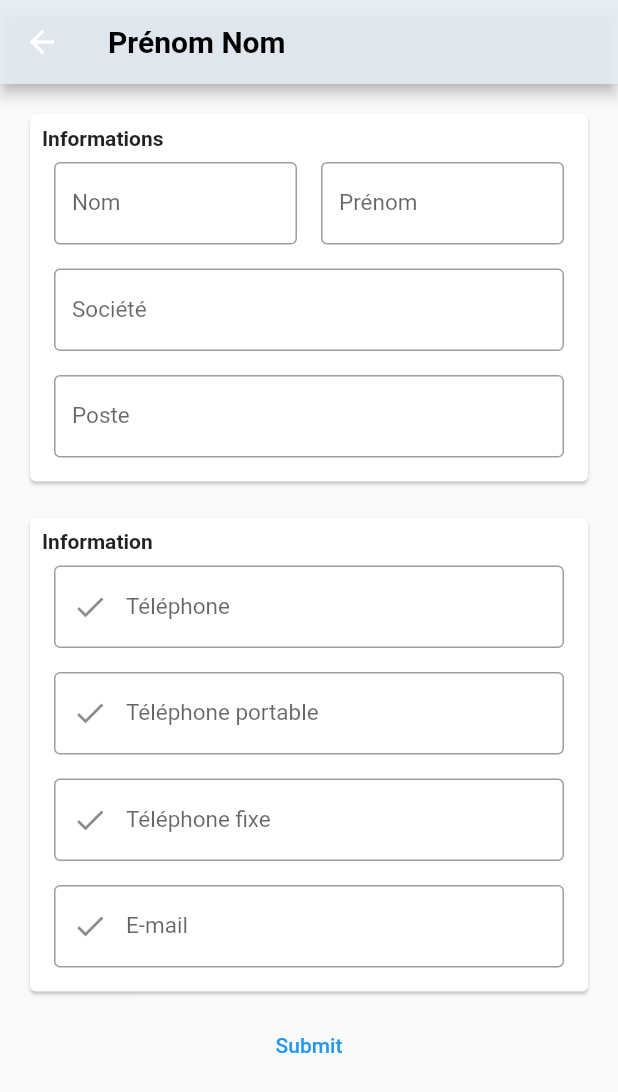
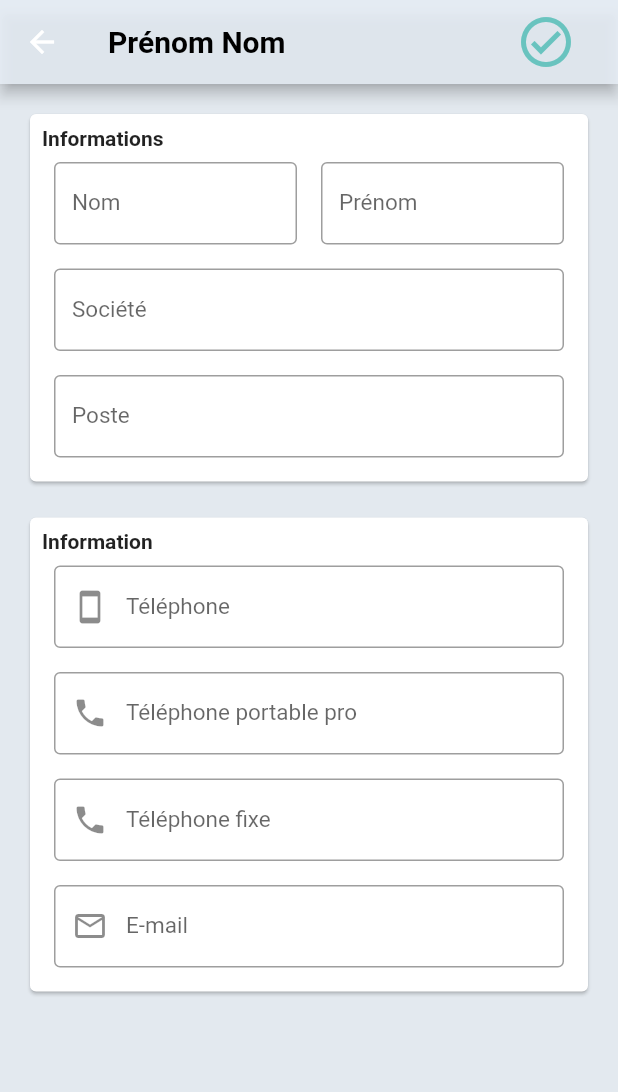
Before and after one commit to LoicMartinez/projet-anuaire-Futter, a Flutter app: the screen it shows after launch, after a tap on the "add" icon, on a phone screen of 412 x 824 dp. Shown: the top 1092 px of the screen. Run offline on Flutter 3.47's test engine with Material 2 defaults, Android fonts, the phone set to English and light mode, and no system bars; our stand-ins replace get.

Commit message:
factorization of textFormField

```diff
--- a/lib/models/data_source.dart
+++ b/lib/models/data_source.dart
@@ -6,46 +6,6 @@ class DataSource {
         firstName: "Jean-Paul",
         lastName: "Larue",
         personalPhoneNumber: "06 71 59 57 60",
-        mail: "jp.larue@laposte.net"),
-    FeuilleContact(
-        firstName: "Jean-Paul",
-        lastName: "Larue",
-        personalPhoneNumber: "06 71 59 57 60",
-        mail: "jp.larue@laposte.net"),
-    FeuilleContact(
-        firstName: "Jean-Paul",
-        lastName: "Larue",
-        personalPhoneNumber: "06 71 59 57 60",
-        mail: "jp.larue@laposte.net"),
-    FeuilleContact(
-        firstName: "Jean-Paul",
-        lastName: "Larue",
-        personalPhoneNumber: "06 71 59 57 60",
-        mail: "jp.larue@laposte.net"),
-    FeuilleContact(
-        firstName: "Jean-Paul",
-        lastName: "Larue",
-        personalPhoneNumber: "06 71 59 57 60",
-        mail: "jp.larue@laposte.net"),
-    FeuilleContact(
-        firstName: "Jean-Paul",
-        lastName: "Larue",
-        personalPhoneNumber: "06 71 59 57 60",
-        mail: "jp.larue@laposte.net"),
-    FeuilleContact(
-        firstName: "Jean-Paul",
-        lastName: "Larue",
-        personalPhoneNumber: "06 71 59 57 60",
-        mail: "jp.larue@laposte.net"),
-    FeuilleContact(
-        firstName: "Jean-Paul",
-        lastName: "Larue",
-        personalPhoneNumber: "06 71 59 57 60",
-        mail: "jp.larue@laposte.net"),
-    FeuilleContact(
-        firstName: "Jean-Paul",
-        lastName: "Larue",
-        personalPhoneNumber: "06 71 59 57 60",
         mail: "jp.larue@laposte.net")
   ];
 }
--- a/lib/view/contact_detail_page/contactDetail.dart
+++ b/lib/view/contact_detail_page/contactDetail.dart
@@ -27,11 +27,28 @@ class ContactDetail extends StatelessWidget {
     return Scaffold(
       appBar: AppBar(
         backgroundColor: const Color.fromARGB(223, 230, 237, 245),
-        title: const Text(
+        title: Row(
+          mainAxisAlignment: MainAxisAlignment.spaceBetween,
+          children: [
+            const Text(
               'Prénom Nom',
-          style: TextStyle(color: Colors.black, fontWeight: FontWeight.bold),
+              style:
+                  TextStyle(color: Colors.black, fontWeight: FontWeight.bold),
+            ),
+            TextButton(
+              onPressed: () {
+                formValidator(_formKey, index, info, _contactList, context);
+              },
+              child: const Icon(
+                Icons.check_circle_outlined,
+                color: Color.fromARGB(223, 89, 191, 185),
+                size: 40,
+              ),
+            )
+          ],
         ),
       ),
+      backgroundColor: const Color.fromARGB(223, 223, 230, 237),
       body: SingleChildScrollView(
         padding: const EdgeInsets.all(8.0),
         child: Center(
@@ -44,7 +61,7 @@ class ContactDetail extends StatelessWidget {
                   width: double.infinity,
                   child: Padding(
                     padding: const EdgeInsets.all(8.0),
-                    child: information(
+                    child: Information(
                         contact: index != null
                             ? _contactList[index!]
                             : FeuilleContact(),
@@ -56,37 +73,13 @@ class ContactDetail extends StatelessWidget {
                   child: Padding(
                     padding: const EdgeInsets.all(8.0),
                     child: Coordones(
+                      contact: index != null
+                          ? _contactList[index!]
+                          : FeuilleContact(),
                       info: info,
                     ),
                   ),
                 ),
-                TextButton(
-                  onPressed: () {
-                    if (_formKey.currentState!.validate()) {
-                      _formKey.currentState!.save();
-                      if (index != null) {
-                        _contactList[index!].lastName = "lastName";
-                      } else {
-                        FeuilleContact newContact = FeuilleContact(
-                            lastName: info["lastName"],
-                            firstName: info["firstName"],
-                            socity: info["socity"],
-                            job: info["lastName"],
-                            personalPhoneNumber: info["personalPhoneNumber"],
-                            proPhoneNumber: info["proPhoneNumber"],
-                            fixPhoneNumber: info["fixPhoneNumber"],
-                            mail: info["mail"]);
-                        DataSource.feuilleContactList.add(newContact);
-                      }
-                      Get.toNamed("/contact");
-
-                      ScaffoldMessenger.of(context).showSnackBar(
-                        const SnackBar(content: Text('Processing Data')),
-                      );
-                    }
-                  },
-                  child: const Text('Submit'),
-                )
               ],
             ),
           ),
@@ -96,10 +89,10 @@ class ContactDetail extends StatelessWidget {
   }
 }
 
-class information extends StatelessWidget {
+class Information extends StatelessWidget {
   FeuilleContact? contact;
   dynamic info;
-  information({Key? key, this.contact, required this.info}) : super(key: key);
+  Information({Key? key, this.contact, required this.info}) : super(key: key);
 
   @override
   Widget build(BuildContext context) {
@@ -117,104 +110,35 @@ class information extends StatelessWidget {
             Row(
               mainAxisAlignment: MainAxisAlignment.spaceBetween,
               children: [
-                Flexible(
-                  child: Padding(
-                    padding: const EdgeInsets.all(8.0),
-                    child: TextFormField(
+                SplitTextFormField(
+                  hint: "Nom",
+                  isValidator: true,
+                  info: info,
+                  infoIndex: "firstName",
                   initialValue: contact?.firstName ?? '',
-                      decoration: const InputDecoration(
-                        border: OutlineInputBorder(),
-                        hintText: 'Nom',
-                        hintStyle: TextStyle(fontSize: 15),
                 ),
-                      style: const TextStyle(
-                        fontSize: 10.0,
-                        height: 1.0,
-                        color: Colors.black,
-                      ),
-                      validator: (value) {
-                        if (value == null || value.isEmpty) {
-                          return 'Please enter some text';
-                        }
-                      },
-                      onChanged: (value) {
-                        info["firstName"] = value;
-                      },
-                    ),
-                  ),
-                ),
-                Flexible(
-                  child: Padding(
-                    padding: const EdgeInsets.all(8.0),
-                    child: TextFormField(
-                      decoration: const InputDecoration(
-                        border: OutlineInputBorder(),
-                        hintText: 'Prénom',
-                        hintStyle: TextStyle(fontSize: 15),
-                      ),
-                      style: const TextStyle(
-                        fontSize: 10.0,
-                        height: 1.0,
-                        color: Colors.black,
-                      ),
-                      validator: (value) {
-                        if (value == null || value.isEmpty) {
-                          return 'Please enter some text';
-                        }
-                      },
-                      onChanged: (value) {
-                        info["lastName"] = value;
-                      },
-                    ),
-                  ),
+                SplitTextFormField(
+                  hint: "Prénom",
+                  isValidator: true,
+                  info: info,
+                  infoIndex: "lastName",
+                  initialValue: contact?.lastName ?? '',
                 ),
               ],
             ),
-            Padding(
-              padding: const EdgeInsets.all(8.0),
-              child: TextFormField(
-                decoration: const InputDecoration(
-                  border: OutlineInputBorder(),
-                  hintText: 'Société',
-                  hintStyle: TextStyle(fontSize: 15),
+            FullTextFormField(
+              hint: "Société",
+              isValidator: false,
+              info: info,
+              infoIndex: "socity",
+              initialValue: contact?.socity ?? '',
             ),
-                style: const TextStyle(
-                  fontSize: 10.0,
-                  height: 1.0,
-                  color: Colors.black,
-                ),
-                validator: (value) {
-                  if (value == null || value.isEmpty) {
-                    return 'Please enter some text';
-                  }
-                },
-                onChanged: (value) {
-                  info["socity"] = value;
-                },
-              ),
-            ),
-            Padding(
-              padding: const EdgeInsets.all(8.0),
-              child: TextFormField(
-                decoration: const InputDecoration(
-                  border: OutlineInputBorder(),
-                  hintText: 'Poste',
-                  hintStyle: TextStyle(fontSize: 15),
-                ),
-                style: const TextStyle(
-                  fontSize: 10.0,
-                  height: 1.0,
-                  color: Colors.black,
-                ),
-                validator: (value) {
-                  if (value == null || value.isEmpty) {
-                    return 'Please enter some text';
-                  }
-                },
-                onChanged: (value) {
-                  info["job"] = value;
-                },
-              ),
+            FullTextFormField(
+              hint: "Poste",
+              isValidator: false,
+              info: info,
+              infoIndex: "job",
+              initialValue: contact?.job ?? '',
             ),
           ],
         ),
@@ -226,7 +150,7 @@ class information extends StatelessWidget {
 class Coordones extends StatelessWidget {
   FeuilleContact? contact;
   dynamic info;
-  Coordones({Key? key, required this.info}) : super(key: key);
+  Coordones({Key? key, this.contact, required this.info}) : super(key: key);
 
   @override
   Widget build(BuildContext context) {
@@ -240,105 +164,189 @@ class Coordones extends StatelessWidget {
             child: Text(
               "Information",
               style: TextStyle(fontWeight: FontWeight.bold),
-              )),
-          Padding(
-            padding: const EdgeInsets.all(8.0),
-            child: TextFormField(
-              decoration: const InputDecoration(
-                border: OutlineInputBorder(),
-                hintText: 'Téléphone',
-                hintStyle: TextStyle(fontSize: 15),
-                prefixIcon: Icon(Icons.done),
-              ),
-              style: const TextStyle(
-                fontSize: 10.0,
-                height: 1.0,
-                color: Colors.black,
-              ),
-              validator: (value) {
-                if (value == null || value.isEmpty) {
-                  return 'Please enter some text';
-                }
-              },
-              onChanged: (value) {
-                info["personalPhoneNumber"] = value;
-              },
             ),
           ),
-          Padding(
-            padding: const EdgeInsets.all(8.0),
-            child: TextFormField(
-              decoration: const InputDecoration(
-                border: OutlineInputBorder(),
-                hintText: 'Téléphone portable',
-                hintStyle: TextStyle(fontSize: 15),
-                prefixIcon: Icon(Icons.done),
+          FullTextFormField(
+            hint: "Téléphone",
+            iconField: const Icon(Icons.smartphone_outlined),
+            isValidator: true,
+            info: info,
+            infoIndex: "personalPhoneNumber",
+            initialValue: contact?.personalPhoneNumber ?? '',
           ),
-              style: const TextStyle(
-                fontSize: 10.0,
-                height: 1.0,
-                color: Colors.black,
+          FullTextFormField(
+            hint: "Téléphone portable pro",
+            iconField: const Icon(Icons.phone),
+            isValidator: false,
+            info: info,
+            infoIndex: "proPhoneNumber",
+            initialValue: contact?.proPhoneNumber ?? '',
           ),
-              validator: (value) {
-                if (value == null || value.isEmpty) {
-                  return 'Please enter some text';
-                }
-              },
-              onChanged: (value) {
-                info["proPhoneNumber"] = value;
-              },
+          FullTextFormField(
+            hint: "Téléphone fixe",
+            iconField: const Icon(Icons.phone),
+            isValidator: false,
+            info: info,
+            infoIndex: "fixPhoneNumber",
+            initialValue: contact?.fixPhoneNumber ?? '',
           ),
-          ),
-          Padding(
-            padding: const EdgeInsets.all(8.0),
-            child: TextFormField(
-              decoration: const InputDecoration(
-                border: OutlineInputBorder(),
-                hintText: 'Téléphone fixe',
-                hintStyle: TextStyle(fontSize: 15),
-                prefixIcon: Icon(Icons.done),
-              ),
-              style: const TextStyle(
-                fontSize: 10.0,
-                height: 1.0,
-                color: Colors.black,
-              ),
-              validator: (value) {
-                if (value == null || value.isEmpty) {
-                  return 'Please enter some text';
-                }
-              },
-              onChanged: (value) {
-                info["fixPhoneNumber"] = value;
-              },
-            ),
-          ),
-          Padding(
-            padding: const EdgeInsets.all(8.0),
-            child: TextFormField(
-              decoration: const InputDecoration(
-                border: OutlineInputBorder(),
-                hintText: 'E-mail',
-                hintStyle: TextStyle(fontSize: 15),
-                prefixIcon: Icon(Icons.done),
-              ),
-              style: const TextStyle(
-                fontSize: 10.0,
-                height: 1.0,
-                color: Colors.black,
-              ),
-              validator: (value) {
-                if (value == null || value.isEmpty) {
-                  return 'Please enter some text';
-                }
-              },
-              onChanged: (value) {
-                info["mail"] = value;
-              },
-            ),
+          FullTextFormField(
+            hint: "E-mail",
+            iconField: const Icon(Icons.email_outlined),
+            isValidator: true,
+            info: info,
+            infoIndex: "mail",
+            initialValue: contact?.mail ?? '',
           ),
         ],
       ),
     ));
   }
 }
+
+class FullTextFormField extends StatelessWidget {
+  String hint, initialValue, infoIndex;
+  dynamic info;
+  Icon? iconField;
+  bool isValidator;
+  FullTextFormField(
+      {Key? key,
+      required this.hint,
+      this.iconField,
+      required this.isValidator,
+      required this.info,
+      required this.infoIndex,
+      required this.initialValue})
+      : super(key: key);
+
+  @override
+  Widget build(BuildContext context) {
+    return Padding(
+      padding: const EdgeInsets.all(8.0),
+      child: TextFormField(
+        initialValue: initialValue,
+        decoration: InputDecoration(
+          border: const OutlineInputBorder(),
+          hintText: hint,
+          hintStyle: const TextStyle(fontSize: 15),
+          prefixIcon: iconField,
+        ),
+        style: const TextStyle(
+          fontSize: 15.0,
+          height: 1.0,
+          color: Colors.black,
+        ),
+        validator: (value) {
+          if (isValidator && (value == null || value.isEmpty)) {
+            return 'Please enter some text';
+          }
+        },
+        onChanged: (value) {
+          if (value.isNotEmpty) {
+            info[infoIndex] = value;
+          }
+        },
+      ),
+    );
+  }
+}
+
+class SplitTextFormField extends StatelessWidget {
+  String hint, initialValue, infoIndex;
+  dynamic info;
+  Icon? iconField;
+  bool isValidator;
+  SplitTextFormField(
+      {Key? key,
+      required this.hint,
+      this.iconField,
+      required this.isValidator,
+      required this.info,
+      required this.infoIndex,
+      required this.initialValue})
+      : super(key: key);
+
+  @override
+  Widget build(BuildContext context) {
+    return Flexible(
+      child: Padding(
+        padding: const EdgeInsets.all(8.0),
+        child: TextFormField(
+          initialValue: initialValue,
+          decoration: InputDecoration(
+            border: const OutlineInputBorder(),
+            hintText: hint,
+            hintStyle: const TextStyle(fontSize: 15),
+            prefixIcon: iconField,
+          ),
+          style: const TextStyle(
+            fontSize: 15.0,
+            height: 1.0,
+            color: Colors.black,
+          ),
+          validator: (value) {
+            if (isValidator && (value == null || value.isEmpty)) {
+              return 'Please enter some text';
+            }
+          },
+          onChanged: (value) {
+            if (value.isNotEmpty) {
+              info[infoIndex] = value;
+            }
+          },
+        ),
+      ),
+    );
+  }
+}
+
+formValidator(formKey, index, info, contactList, context) {
+  if (formKey.currentState!.validate()) {
+    formKey.currentState!.save();
+    if (index != null) {
+      info["lastName"].toString().isNotEmpty
+          ? contactList[index!].lastName = info["lastName"]
+          : '';
+      info["firstName"].toString().isNotEmpty
+          ? contactList[index!].firstName = info["firstName"]
+          : '';
+      info["socity"].toString().isNotEmpty
+          ? contactList[index!].socity = info["socity"]
+          : '';
+      info["job"].toString().isNotEmpty
+          ? contactList[index!].job = info["job"]
+          : '';
+      info["personalPhoneNumber"].toString().isNotEmpty
+          ? contactList[index!].personalPhoneNumber =
+              info["personalPhoneNumber"]
+          : '';
+      info["proPhoneNumber"].toString().isNotEmpty
+          ? contactList[index!].proPhoneNumber = info["proPhoneNumber"]
+          : '';
+      info["fixPhoneNumber"].toString().isNotEmpty
+          ? contactList[index!].fixPhoneNumber = info["fixPhoneNumber"]
+          : '';
+      info["mail"].toString().isNotEmpty
+          ? contactList[index!].mail = info["mail"]
+          : '';
+      ScaffoldMessenger.of(context).showSnackBar(
+        const SnackBar(content: Text('contact modifié')),
+      );
+    } else {
+      FeuilleContact newContact = FeuilleContact(
+          lastName: info["lastName"],
+          firstName: info["firstName"],
+          socity: info["socity"],
+          job: info["job"],
+          personalPhoneNumber: info["personalPhoneNumber"],
+          proPhoneNumber: info["proPhoneNumber"],
+          fixPhoneNumber: info["fixPhoneNumber"],
+          mail: info["mail"]);
+      DataSource.feuilleContactList.add(newContact);
+      ScaffoldMessenger.of(context).showSnackBar(
+        const SnackBar(content: Text('contact ajouté')),
+      );
+    }
+    Get.toNamed("/contact");
+  }
+}
--- a/lib/view/contact_page/widget/contact.dart
+++ b/lib/view/contact_page/widget/contact.dart
@@ -41,7 +41,8 @@ class Contact extends StatelessWidget {
                     (_contactList[index].lastName ?? "Non renseigné"),
                 phoneNumber:
                     _contactList[index].personalPhoneNumber ?? "Non renseigné",
-                mail: _contactList[index].mail ?? "Non renseigné"),
+                mail: _contactList[index].mail ?? "Non renseigné",
+                index: index),
           ),
         ),
       ),
@@ -52,12 +53,14 @@ class Contact extends StatelessWidget {
 // ignore: must_be_immutable
 class Block extends StatelessWidget {
   String name, phoneNumber, mail;
+  int index;
 
   Block(
       {Key? key,
       required this.name,
       required this.phoneNumber,
-      required this.mail})
+      required this.mail,
+      required this.index})
       : super(key: key);
 
   @override
@@ -118,7 +121,10 @@ class Block extends StatelessWidget {
                       TextButton(
                         child: const Icon(Icons.more_horiz_outlined,
                             color: Color.fromARGB(255, 0, 0, 0), size: 36.0),
-                        onPressed: () {},
+                        onPressed: () {
+                          Get.toNamed("/contact_detail",
+                              arguments: {'index': index});
+                        },
                       ),
                       const SizedBox(width: 8),
                     ],
```
Lines whose indentation alone changed are shown as unchanged.
